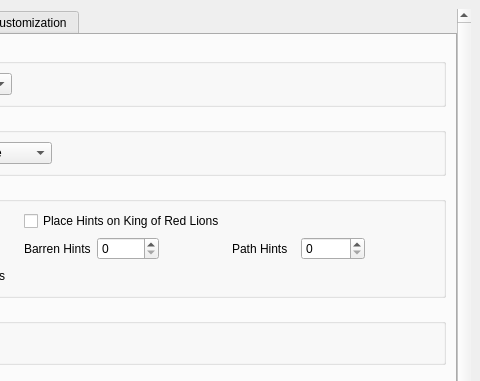
Before: the Qt Designer form wwr_ui/randomizer_window.ui in Aelire/wwrando, drawn with Qt 5; both pictures show x 425 to 905 and y 0 to 381 of the 905 by 722 pixel window.
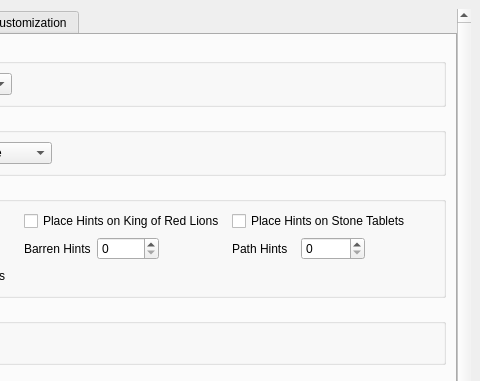
After: the same form once the commit is applied. The open tabs and pages were chosen to show the change. Custom widgets are drawn as their Qt base class.

Commit message: Add stone tablet hints

Patch:
```diff
--- a/wwr_ui/randomizer_window.ui
+++ b/wwr_ui/randomizer_window.ui
@@ -1230,6 +1230,16 @@
                  </item>
                 </layout>
                </item>
+               <item row="4" column="3">
+                <widget class="QCheckBox" name="stone_tablet_hints">
+                 <property name="text">
+                  <string>Place Hints on Stone Tablets</string>
+                 </property>
+                 <property name="checked">
+                  <bool>false</bool>
+                 </property>
+                </widget>
+               </item>
               </layout>
              </widget>
             </item>
```
The commit also changes 6 other files.
